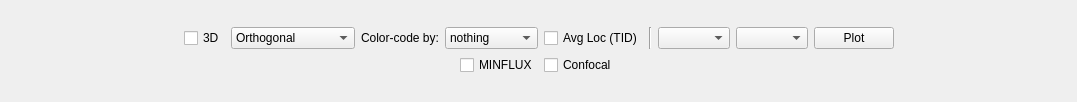
bsse-scf/pyMINFLUX, file pyminflux/ui/plotter_toolbar.ui: the form before one commit.
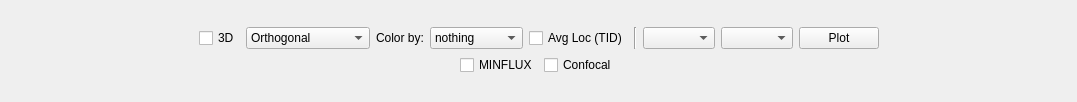
The form after the commit.

Commit message: Refactor color code references to color column in plotter and toolbar components

```diff
--- a/pyminflux/ui/plotter_toolbar.ui
+++ b/pyminflux/ui/plotter_toolbar.ui
@@ -67,7 +67,7 @@
        <item>
         <widget class="QLabel" name="lbOptions">
          <property name="text">
-          <string>Color-code by:</string>
+          <string>Color by:</string>
          </property>
         </widget>
        </item>
```
Left out of the diff: 2 changed lines with no effect on the pictures. The commit also changes 5 other files.
